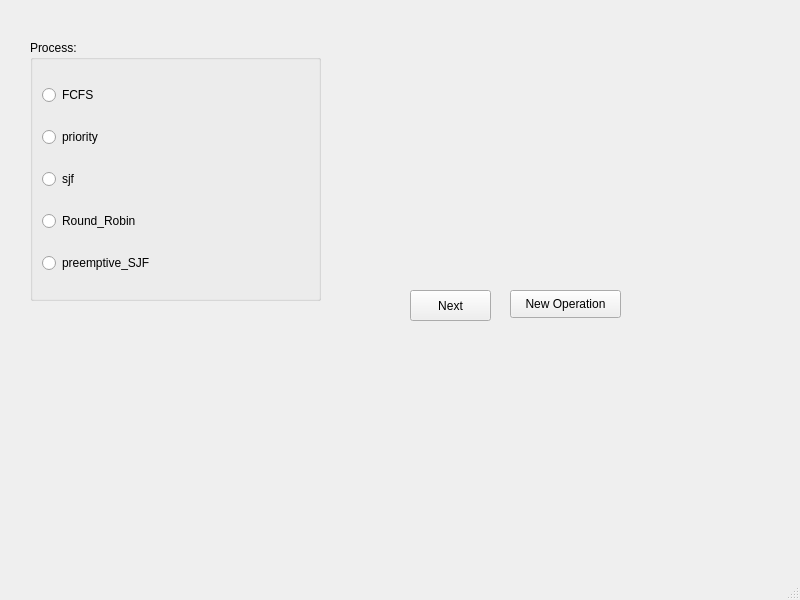
Before: the Qt Designer form mainwindow.ui in DaliaAymanAmeen/CPU-Scheduling-Visualization-, drawn with Qt 5.
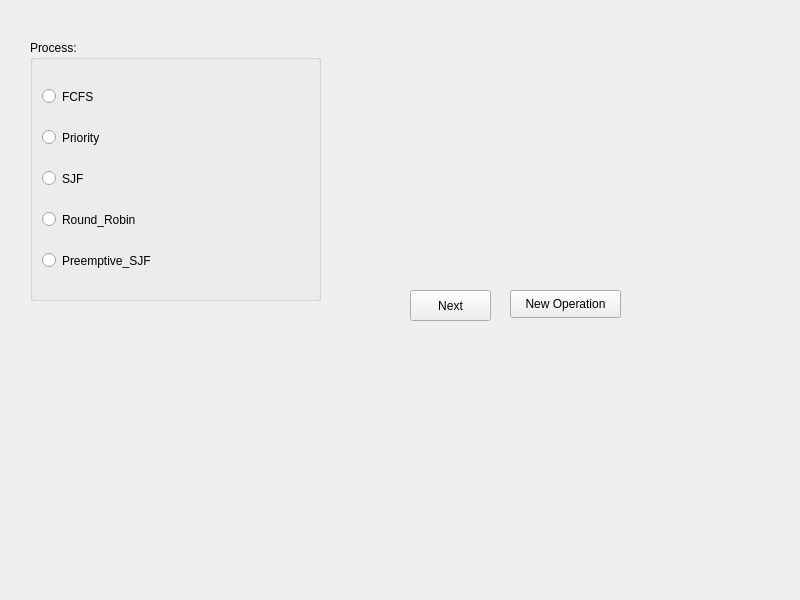
After: the same form once the commit is applied.

```diff
--- a/mainwindow.ui
+++ b/mainwindow.ui
@@ -13,6 +13,9 @@
   <property name="windowTitle">
    <string>MainWindow</string>
   </property>
+  <property name="styleSheet">
+   <string notr="true">border-color: rgb(255, 85, 255);</string>
+  </property>
   <widget class="QWidget" name="centralwidget">
    <widget class="QGroupBox" name="groupBox">
     <property name="geometry">
@@ -23,6 +26,9 @@
       <height>261</height>
      </rect>
     </property>
+    <property name="styleSheet">
+     <string notr="true"/>
+    </property>
     <property name="title">
      <string>Process:</string>
     </property>
@@ -37,14 +43,14 @@
      <item>
       <widget class="QRadioButton" name="RB_priority">
        <property name="text">
-        <string>priority</string>
+        <string>Priority</string>
        </property>
       </widget>
      </item>
      <item>
       <widget class="QRadioButton" name="RB_sjf">
        <property name="text">
-        <string>sjf</string>
+        <string>SJF</string>
        </property>
       </widget>
      </item>
@@ -58,7 +64,7 @@
      <item>
       <widget class="QRadioButton" name="RB_preemptive_SJF">
        <property name="text">
-        <string>preemptive_SJF</string>
+        <string>Preemptive_SJF</string>
        </property>
       </widget>
      </item>
```
Left out of the diff: 2 changed lines with no effect on the pictures.
